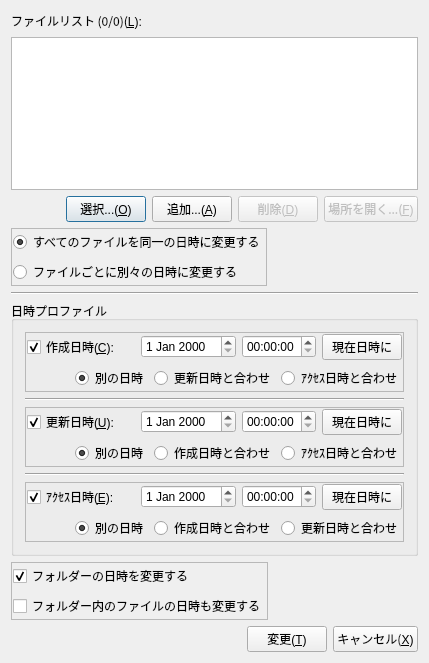
Above: MainDialog.ui from Aoi-hosizora/FileTimeChanger before the change. Below: the same form after it.
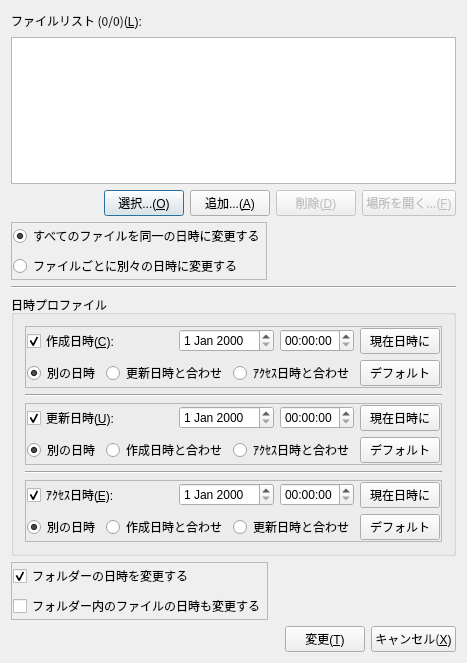
That is the form after the change.

The edit to the form file:
```diff
--- a/MainDialog.ui
+++ b/MainDialog.ui
@@ -6,7 +6,7 @@
    <rect>
     <x>0</x>
     <y>0</y>
-    <width>429</width>
+    <width>450</width>
     <height>663</height>
    </rect>
   </property>
@@ -275,6 +275,13 @@
              </property>
             </widget>
            </item>
+           <item>
+            <widget class="QPushButton" name="Button_CreateDefault">
+             <property name="text">
+              <string>デフォルト</string>
+             </property>
+            </widget>
+           </item>
           </layout>
          </item>
         </layout>
@@ -387,6 +394,13 @@
              </property>
             </widget>
            </item>
+           <item>
+            <widget class="QPushButton" name="Button_UpdateDefault">
+             <property name="text">
+              <string>デフォルト</string>
+             </property>
+            </widget>
+           </item>
           </layout>
          </item>
         </layout>
@@ -499,6 +513,13 @@
              </property>
             </widget>
            </item>
+           <item>
+            <widget class="QPushButton" name="Button_AccessDefault">
+             <property name="text">
+              <string>デフォルト</string>
+             </property>
+            </widget>
+           </item>
           </layout>
          </item>
         </layout>
```
Left out of the diff: 507 changed lines with no effect on the pictures.
